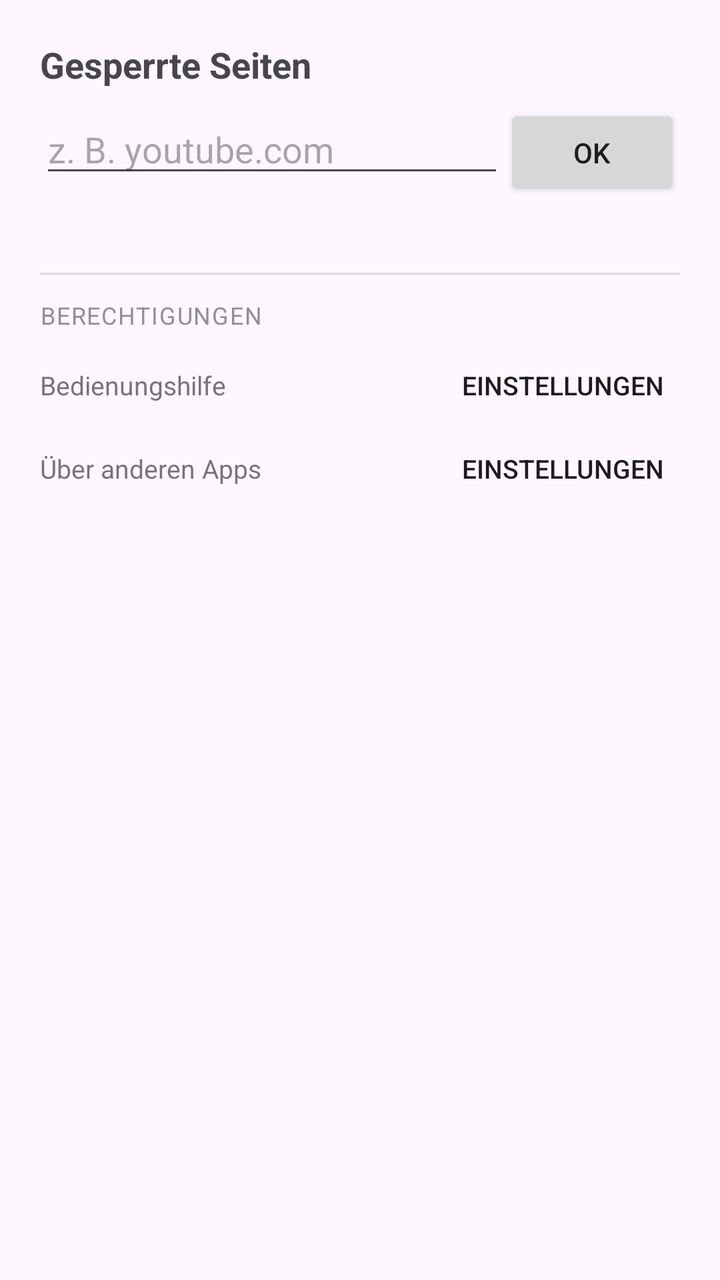
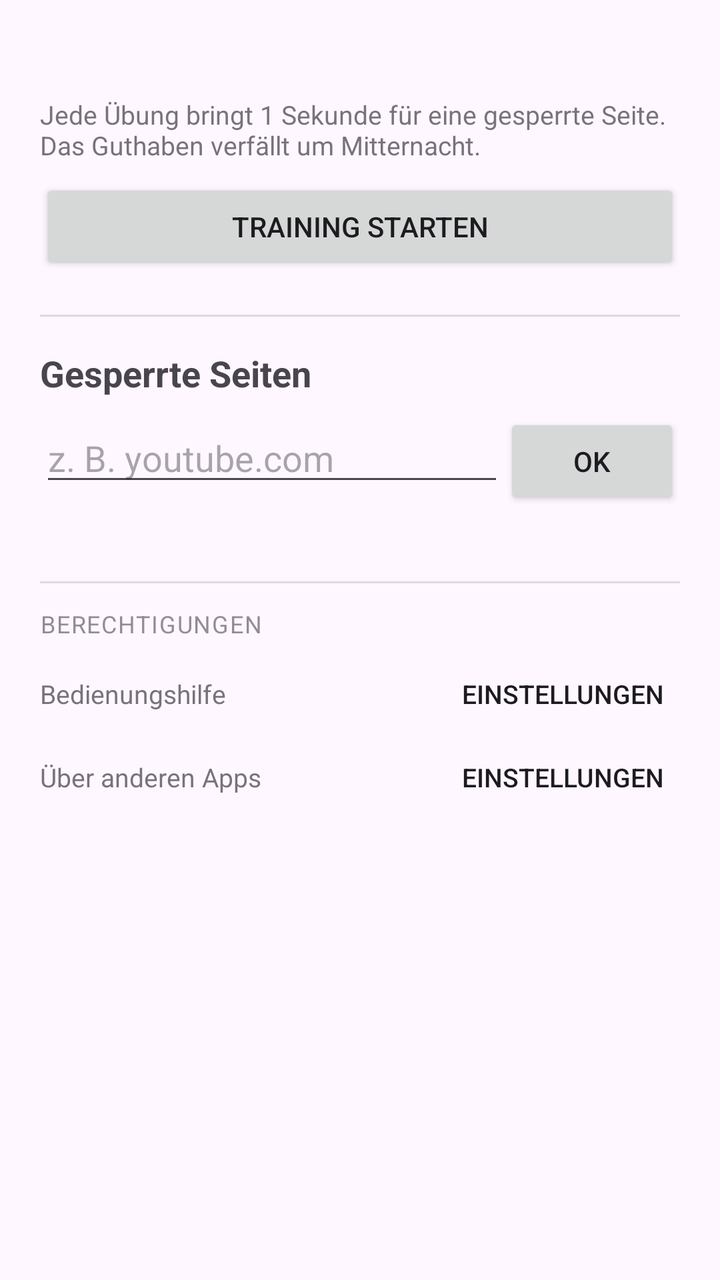

An Android layout rendered at two revisions. The XML below is the earlier revision; the diff shows what the commit changed to produce the second picture.
<!-- AndroidManifest.xml: application theme Theme.Webseitenblockierer -->
<!-- res/layout/activity_main.xml -->
<?xml version="1.0" encoding="utf-8"?>
<ScrollView xmlns:android="http://schemas.android.com/apk/res/android"
    android:layout_width="match_parent"
    android:layout_height="match_parent"
    android:fillViewport="true">

    <LinearLayout
        android:layout_width="match_parent"
        android:layout_height="wrap_content"
        android:orientation="vertical"
        android:padding="20dp">

        
        <TextView
            android:layout_width="wrap_content"
            android:layout_height="wrap_content"
            android:text="@string/blocked_sites_title"
            android:textSize="18sp"
            android:textStyle="bold"
            android:paddingBottom="8dp" />

        <LinearLayout
            android:layout_width="match_parent"
            android:layout_height="wrap_content"
            android:orientation="horizontal"
            android:paddingBottom="8dp">

            <EditText
                android:id="@+id/siteInput"
                android:layout_width="0dp"
                android:layout_height="wrap_content"
                android:layout_weight="1"
                android:inputType="textUri"
                android:hint="@string/add_site_hint" />

            <Button
                android:id="@+id/addButton"
                android:layout_width="wrap_content"
                android:layout_height="wrap_content"
                android:text="@string/add_button" />
        </LinearLayout>

        <LinearLayout
            android:id="@+id/blockedListContainer"
            android:layout_width="match_parent"
            android:layout_height="wrap_content"
            android:orientation="vertical" />

        
        <View
            android:layout_width="match_parent"
            android:layout_height="1dp"
            android:layout_marginTop="28dp"
            android:layout_marginBottom="12dp"
            android:background="?android:attr/listDivider" />

        <TextView
            android:layout_width="wrap_content"
            android:layout_height="wrap_content"
            android:text="@string/permissions_title"
            android:textSize="12sp"
            android:textAllCaps="true"
            android:letterSpacing="0.05"
            android:alpha="0.6"
            android:paddingBottom="6dp" />

        <LinearLayout
            android:layout_width="match_parent"
            android:layout_height="wrap_content"
            android:orientation="horizontal"
            android:gravity="center_vertical"
            android:paddingTop="2dp"
            android:paddingBottom="2dp">

            <TextView
                android:id="@+id/accessibilityStatus"
                android:layout_width="0dp"
                android:layout_height="wrap_content"
                android:layout_weight="1"
                android:textSize="13sp"
                android:alpha="0.75"
                android:text="@string/perm_accessibility_name" />

            <Button
                android:id="@+id/accessibilityButton"
                style="?android:attr/borderlessButtonStyle"
                android:layout_width="wrap_content"
                android:layout_height="wrap_content"
                android:minWidth="0dp"
                android:minHeight="0dp"
                android:paddingLeft="8dp"
                android:paddingRight="8dp"
                android:textSize="13sp"
                android:text="@string/settings_button" />
        </LinearLayout>

        <LinearLayout
            android:layout_width="match_parent"
            android:layout_height="wrap_content"
            android:orientation="horizontal"
            android:gravity="center_vertical"
            android:paddingTop="2dp"
            android:paddingBottom="2dp">

            <TextView
                android:id="@+id/overlayStatus"
                android:layout_width="0dp"
                android:layout_height="wrap_content"
                android:layout_weight="1"
                android:textSize="13sp"
                android:alpha="0.75"
                android:text="@string/perm_overlay_name" />

            <Button
                android:id="@+id/overlayButton"
                style="?android:attr/borderlessButtonStyle"
                android:layout_width="wrap_content"
                android:layout_height="wrap_content"
                android:minWidth="0dp"
                android:minHeight="0dp"
                android:paddingLeft="8dp"
                android:paddingRight="8dp"
                android:textSize="13sp"
                android:text="@string/settings_button" />
        </LinearLayout>
    </LinearLayout>
</ScrollView>
<!-- resources referenced by this layout -->
<resources>
  <string name="add_button">OK</string>
  <string name="add_site_hint">z. B. youtube.com</string>
  <string name="blocked_sites_title">Gesperrte Seiten</string>
  <string name="perm_accessibility_name">Bedienungshilfe</string>
  <string name="perm_overlay_name">Über anderen Apps</string>
  <string name="permissions_title">Berechtigungen</string>
  <string name="settings_button">Einstellungen</string>
  <style name="Theme.Webseitenblockierer" parent="Theme.Material3.DayNight.NoActionBar">
          <item name="colorPrimary">@color/black</item>
          <item name="colorOnPrimary">@color/white</item>
      </style>
  <color name="black">#FF000000</color>
  <color name="white">#FFFFFFFF</color>
</resources>

<!-- the commit's change to res/layout/activity_main.xml (unified diff, before → after) -->
@@ -9,6 +9,36 @@
         android:layout_height="wrap_content"
         android:orientation="vertical"
         android:padding="20dp">
+
+        
+        <TextView
+            android:id="@+id/creditBalance"
+            android:layout_width="wrap_content"
+            android:layout_height="wrap_content"
+            android:textSize="18sp"
+            android:textStyle="bold" />
+
+        <TextView
+            android:layout_width="wrap_content"
+            android:layout_height="wrap_content"
+            android:text="@string/credit_hint"
+            android:textSize="13sp"
+            android:alpha="0.75"
+            android:paddingTop="4dp"
+            android:paddingBottom="8dp" />
+
+        <Button
+            android:id="@+id/trainingButton"
+            android:layout_width="match_parent"
+            android:layout_height="wrap_content"
+            android:text="@string/training_button" />
+
+        <View
+            android:layout_width="match_parent"
+            android:layout_height="1dp"
+            android:layout_marginTop="20dp"
+            android:layout_marginBottom="16dp"
+            android:background="?android:attr/listDivider" />
 
         
         <TextView
<!-- resource entries referenced after the edit -->
@@ -3,10 +3,12 @@
   <string name="add_button">OK</string>
   <string name="add_site_hint">z. B. youtube.com</string>
   <string name="blocked_sites_title">Gesperrte Seiten</string>
+  <string name="credit_hint">Jede Übung bringt 1 Sekunde für eine gesperrte Seite. Das Guthaben verfällt um Mitternacht.</string>
   <string name="perm_accessibility_name">Bedienungshilfe</string>
   <string name="perm_overlay_name">Über anderen Apps</string>
   <string name="permissions_title">Berechtigungen</string>
   <string name="settings_button">Einstellungen</string>
+  <string name="training_button">Training starten</string>
   <style name="Theme.Webseitenblockierer" parent="Theme.Material3.DayNight.NoActionBar">
           <item name="colorPrimary">@color/black</item>
           <item name="colorOnPrimary">@color/white</item>
